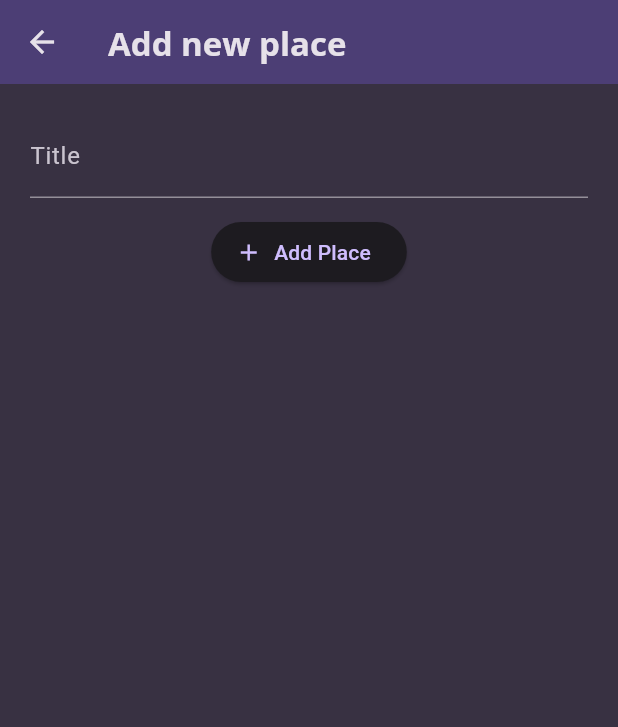
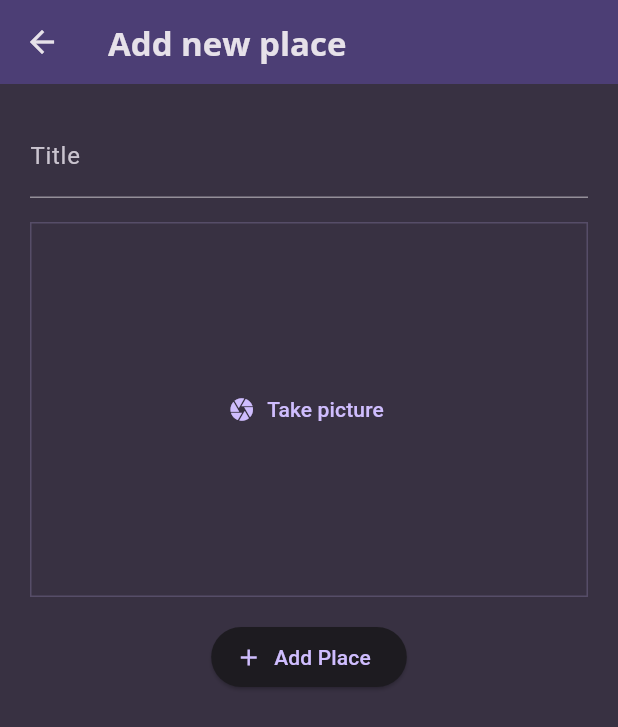
Before and after one commit to hugocica/flutter_favorite_places_app, a Flutter app: the screen it shows after launch, after a tap on the "add" icon, on a phone screen of 412 x 824 dp. Shown: the top 727 px of the screen. Run offline on Flutter 3.47's test engine with Material 3 defaults, Android fonts, the phone set to English and light mode, and no system bars; our stand-ins replace flutter_riverpod, google_fonts, image_picker.

Commit message:
add support to take a picture of the place

```diff
--- a/lib/app/models/place.dart
+++ b/lib/app/models/place.dart
@@ -1,10 +1,13 @@
+import 'dart:io';
+
 import 'package:uuid/uuid.dart';
 
 const uuid = Uuid();
 
 class Place {
-  Place({required this.title}) : id = uuid.v4();
+  Place({required this.title, required this.image}) : id = uuid.v4();
 
   final String id;
   final String title;
+  final File image;
 }
--- a/lib/app/providers/places_provider.dart
+++ b/lib/app/providers/places_provider.dart
@@ -1,3 +1,5 @@
+import 'dart:io';
+
 import 'package:favorite_places_app/app/models/place.dart';
 import 'package:flutter_riverpod/flutter_riverpod.dart';
 
@@ -6,8 +8,8 @@ const List<Place> kInitialPlaces = [];
 class PlacesNotifier extends StateNotifier<List<Place>> {
   PlacesNotifier() : super(kInitialPlaces);
 
-  void addNewPlace(Place place) {
-    state = [...state, place];
+  void addNewPlace(String title, File image) {
+    state = [...state, Place(title: title, image: image)];
   }
 
   void removePlace(String title) {
--- a/lib/app/screens/new_place.dart
+++ b/lib/app/screens/new_place.dart
@@ -1,5 +1,7 @@
-import 'package:favorite_places_app/app/models/place.dart';
+import 'dart:io';
+
 import 'package:favorite_places_app/app/providers/places_provider.dart';
+import 'package:favorite_places_app/app/widgets/image_input.dart';
 import 'package:flutter/material.dart';
 import 'package:flutter_riverpod/flutter_riverpod.dart';
 
@@ -15,6 +17,7 @@ class NewPlaceScreen extends ConsumerStatefulWidget {
 class _NewPlaceState extends ConsumerState<NewPlaceScreen> {
   final _formKey = GlobalKey<FormState>();
   String _title = '';
+  File? _image;
 
   void _saveItem() {
     if (_formKey.currentState!.validate()) {
@@ -22,7 +25,7 @@ class _NewPlaceState extends ConsumerState<NewPlaceScreen> {
 
       final placeProvider = ref.read(placesProvider.notifier);
 
-      placeProvider.addNewPlace(Place(title: _title));
+      placeProvider.addNewPlace(_title, _image!);
 
       Navigator.of(context).pop();
     }
@@ -62,7 +65,13 @@ class _NewPlaceState extends ConsumerState<NewPlaceScreen> {
                 },
               ),
               const SizedBox(
-                height: 12,
+                height: 16,
+              ),
+              ImageInput(
+                onPickImage: (image) => _image = image,
+              ),
+              const SizedBox(
+                height: 16,
               ),
               ElevatedButton.icon(
                 onPressed: _saveItem,
--- a/lib/app/screens/places.dart
+++ b/lib/app/screens/places.dart
@@ -9,7 +9,7 @@ class PlacesScreen extends ConsumerWidget {
   const PlacesScreen({super.key});
 
   @override
-  Widget build(context, ref) {
+  Widget build(BuildContext context, WidgetRef ref) {
     List<Place> placesList = ref.watch(placesProvider);
 
     return Scaffold(
@@ -30,8 +30,11 @@ class PlacesScreen extends ConsumerWidget {
           ),
         ],
       ),
-      body: PlacesList(
-        places: placesList,
+      body: Padding(
+        padding: const EdgeInsets.all(8),
+        child: PlacesList(
+          places: placesList,
+        ),
       ),
     );
   }
--- /dev/null
+++ b/lib/app/widgets/image_input.dart
@@ -0,0 +1,82 @@
+import 'dart:io';
+
+import 'package:flutter/material.dart';
+import 'package:image_picker/image_picker.dart';
+
+class ImageInput extends StatefulWidget {
+  const ImageInput({super.key, required this.onPickImage});
+
+  final void Function(File image) onPickImage;
+
+  @override
+  State<StatefulWidget> createState() {
+    return _ImageInputState();
+  }
+}
+
+class _ImageInputState extends State<ImageInput> {
+  File? _image;
+
+  Future<void> _takePicture() async {
+    final imagePicker = ImagePicker();
+    final pickedImage = await imagePicker.pickImage(
+      source: ImageSource.camera,
+      maxWidth: 600,
+    );
+
+    if (pickedImage == null) {
+      return;
+    }
+
+    setState(() {
+      _image = File(pickedImage.path);
+    });
+
+    widget.onPickImage(_image!);
+  }
+
+  @override
+  Widget build(BuildContext context) {
+    Widget content = TextButton.icon(
+      icon: const Icon(Icons.camera),
+      label: const Text('Take picture'),
+      onPressed: _takePicture,
+    );
+
+    if (_image != null) {
+      content = Stack(
+        children: [
+          Positioned(
+            child: IconButton(
+              onPressed: () {},
+              icon: const Icon(Icons.clear),
+            ),
+          ),
+          GestureDetector(
+            onTap: _takePicture,
+            child: Image.file(
+              _image!,
+              fit: BoxFit.cover,
+              width: double.infinity,
+              height: double.infinity,
+            ),
+          )
+        ],
+      );
+    }
+
+    return Container(
+      decoration: BoxDecoration(
+        border: Border.all(
+          width: 1,
+          color: Theme.of(context).colorScheme.primary.withOpacity(0.2),
+        ),
+        // borderRadius: const BorderRadius.all(Radius.circular(4)),
+      ),
+      height: 250,
+      width: double.infinity,
+      alignment: Alignment.center,
+      child: content,
+    );
+  }
+}
--- a/pubspec.yaml
+++ b/pubspec.yaml
@@ -39,6 +39,7 @@ dependencies:
   flutter_riverpod: ^2.5.1
   flutter_bloc: ^8.1.6
   uuid: ^4.4.2
+  image_picker: ^1.1.2
 
 dev_dependencies:
   flutter_test:
```
Also changed, not shown: lib/app/screens/place_details.dart (+13 -4 lines), lib/app/widgets/places_list_item.dart (+11 -12 lines), pubspec.lock, 1 other file.
